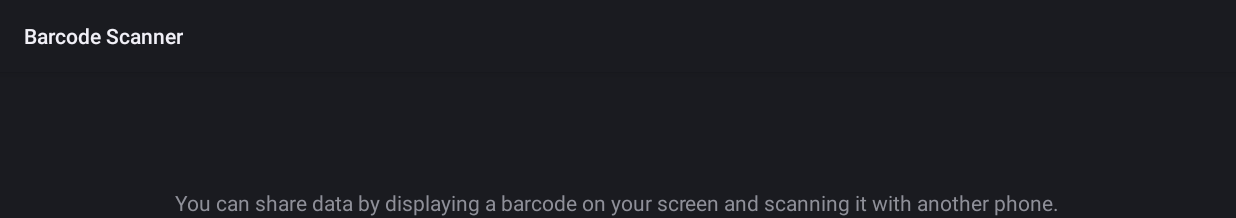
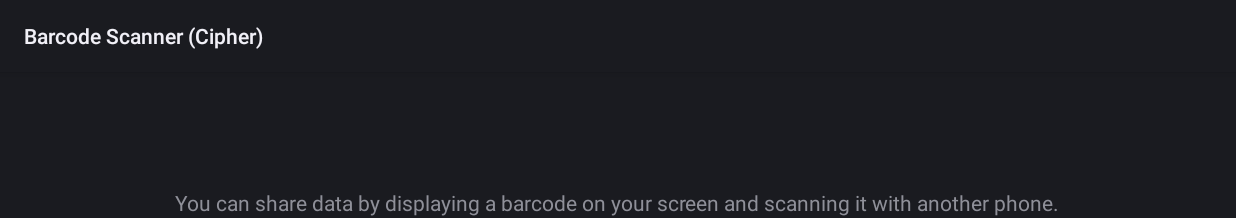
Before and after one commit to NextFaze/zxing-standalone-cipher, an Android app: the screen it shows after launch (ShareActivity), after a tap on "SHARE", on a phone screen of 824 x 412 dp (held sideways). Shown: the top 218 px of the screen. Run offline under Robolectric (Android 15) with nearby library versions, the phone set to English and light mode, and no system bars.

Commit message:
Rebrand to differentiate from original project

```diff
--- a/app/build.gradle
+++ b/app/build.gradle
@@ -5,7 +5,7 @@ android {
     buildToolsVersion "23.0.1"
 
     defaultConfig {
-        applicationId "com.google.zxing.client.android"
+        applicationId "com.nextfaze.zxing.cipherlabs"
         minSdkVersion 15
         targetSdkVersion 22
     }
--- a/app/src/main/AndroidManifest.xml
+++ b/app/src/main/AndroidManifest.xml
@@ -51,8 +51,8 @@
                     android:smallScreens="true"
                     android:anyDensity="true"/>
 
-  <application android:icon="@drawable/launcher_icon"
-               android:logo="@drawable/launcher_icon"
+  <application android:icon="@mipmap/ic_launcher"
+               android:logo="@mipmap/ic_launcher"
                android:label="@string/app_name"
                android:allowBackup="true">
     <activity android:name=".CaptureActivity"
--- a/app/src/main/java/com/google/zxing/client/android/CaptureActivity.java
+++ b/app/src/main/java/com/google/zxing/client/android/CaptureActivity.java
@@ -547,7 +547,7 @@ public final class CaptureActivity extends Activity implements SurfaceHolder.Cal
     ImageView barcodeImageView = (ImageView) findViewById(R.id.barcode_image_view);
     if (barcode == null) {
       barcodeImageView.setImageBitmap(BitmapFactory.decodeResource(getResources(),
-          R.drawable.launcher_icon));
+          R.mipmap.ic_launcher));
     } else {
       barcodeImageView.setImageBitmap(barcode);
     }
--- a/app/src/main/res/values/strings.xml
+++ b/app/src/main/res/values/strings.xml
@@ -15,7 +15,7 @@
  limitations under the License.
  -->
 <resources>
-  <string name="app_name">Barcode Scanner</string>
+  <string name="app_name">Barcode Scanner (Cipher)</string>
   <string name="app_picker_name">Applications</string>
   <string name="bookmark_picker_name">Bookmarks</string>
   <string name="button_add_calendar">Add to calendar</string>
```
Also changed, not shown: app/src/main/res/drawable-hdpi/launcher_icon.png (deleted), app/src/main/res/drawable-xhdpi/launcher_icon.png (deleted), app/src/main/res/drawable-xxhdpi/launcher_icon.png (deleted), app/src/main/res/drawable/launcher_icon.png (deleted), app/src/main/res/mipmap-hdpi/ic_launcher.png (added), app/src/main/res/mipmap-mdpi/ic_launcher.png (added), app/src/main/res/mipmap-xhdpi/ic_launcher.png (added), app/src/main/res/mipmap-xxhdpi/ic_launcher.png (added), app/src/main/res/mipmap-xxxhdpi/ic_launcher.png (added).
